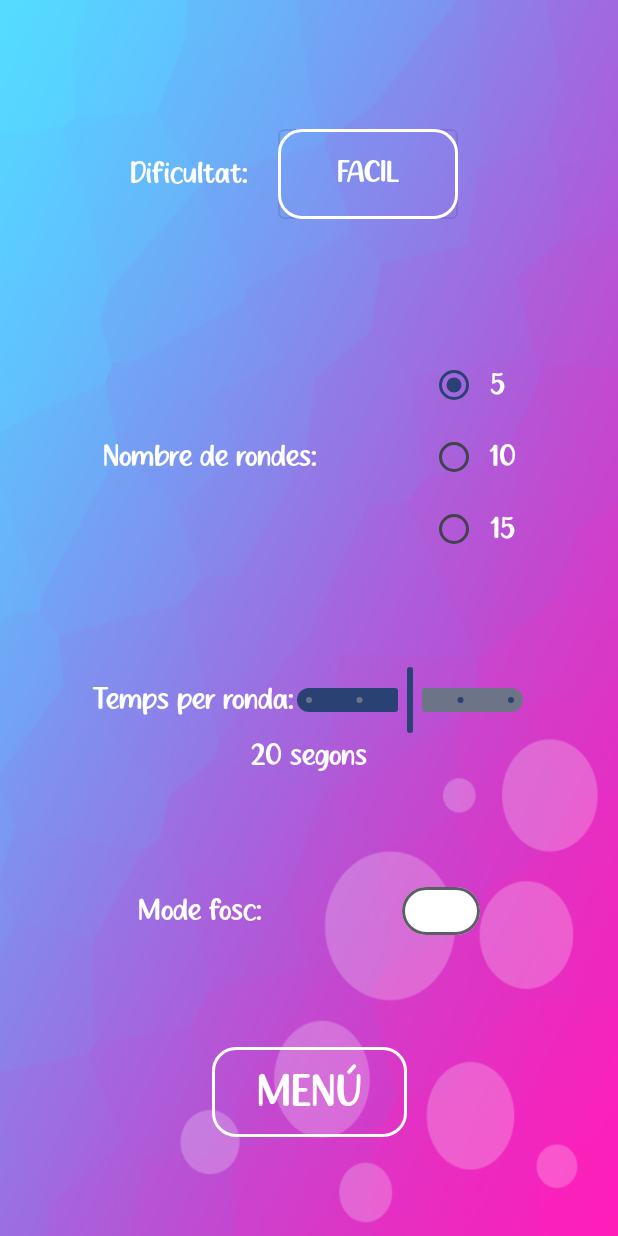
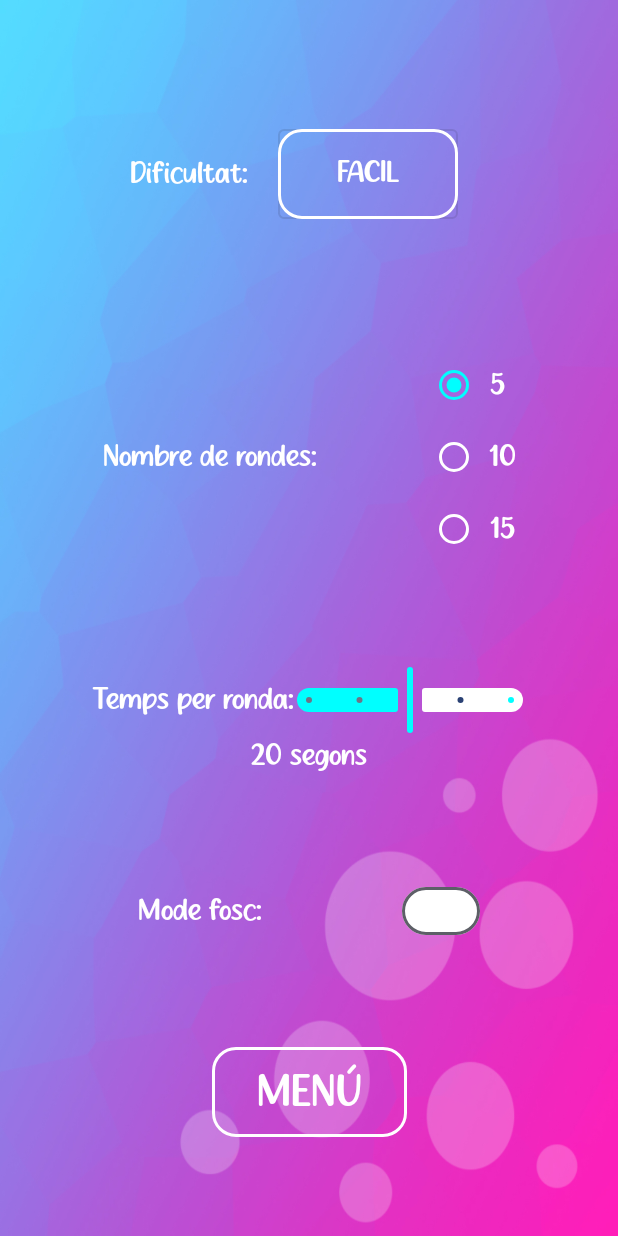
Before and after one commit to OmarIdrisT/TrivialApp, an Android app built with Jetpack Compose: the screen it shows after launch (MainActivity), after a tap on "HELP", on a phone screen of 412 x 824 dp. Run offline under Robolectric (Android 15) with nearby library versions, the phone set to English and light mode, and no system bars.

Commit message:
ViewModel (settings a medias)

```diff
--- a/app/src/main/java/com/example/trivialapp/view/Settings.kt
+++ b/app/src/main/java/com/example/trivialapp/view/Settings.kt
@@ -21,7 +21,9 @@ import androidx.compose.material3.DropdownMenuItem
 import androidx.compose.material3.ExperimentalMaterial3Api
 import androidx.compose.material3.OutlinedTextField
 import androidx.compose.material3.RadioButton
+import androidx.compose.material3.RadioButtonDefaults
 import androidx.compose.material3.Slider
+import androidx.compose.material3.SliderDefaults
 import androidx.compose.material3.Switch
 import androidx.compose.material3.SwitchDefaults
 import androidx.compose.material3.Text
@@ -165,7 +167,11 @@ fun numberOfRounds(myViewModel: MyViewModel) {
             ) {
                 RadioButton(
                     selected = (text == selectedOption),
-                    onClick = { onOptionSelected(text) }
+                    onClick = { onOptionSelected(text) },
+                    colors = RadioButtonDefaults.colors(
+                        selectedColor = Color.Cyan,
+                        unselectedColor = Color.White
+                    )
                 )
                 Text(
                     text = "$text",
@@ -177,7 +183,6 @@ fun numberOfRounds(myViewModel: MyViewModel) {
 
         }
     }
-    myViewModel.quantitatRondes(selectedOption)
 }
 
 
@@ -195,7 +200,12 @@ fun timePerRound(myViewModel: MyViewModel) {
                 value = myViewModel.tempsPerRonda,
                 onValueChange = {myViewModel.canviarTemps(it)},
                 valueRange = 10f..30f,
-                steps = 3
+                steps = 3,
+                colors = SliderDefaults.colors(
+                    thumbColor = Color.Cyan,
+                    activeTrackColor = Color.Cyan,
+                    inactiveTrackColor = Color.White
+                )
             )
         }
         Text(text = "${myViewModel.tempsPerRonda.toInt()} segons", style = TextStyle(color = Color.White,fontSize = 20.sp, textAlign = TextAlign.Center, fontFamily = FontFamily(Font(
```
